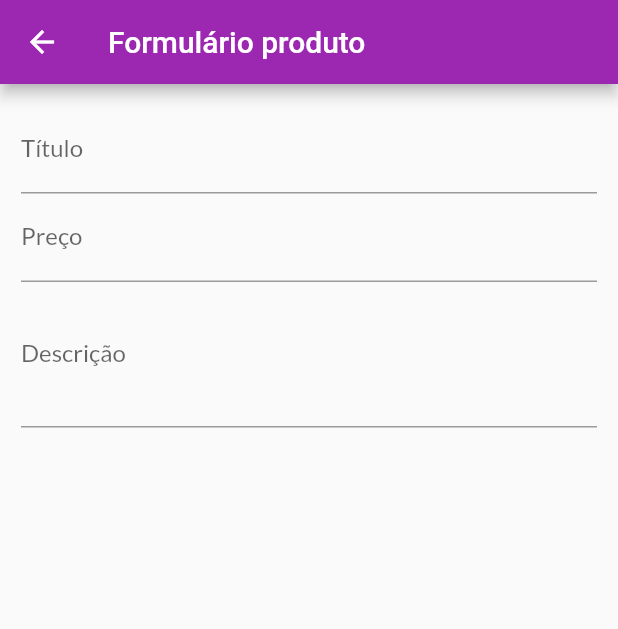
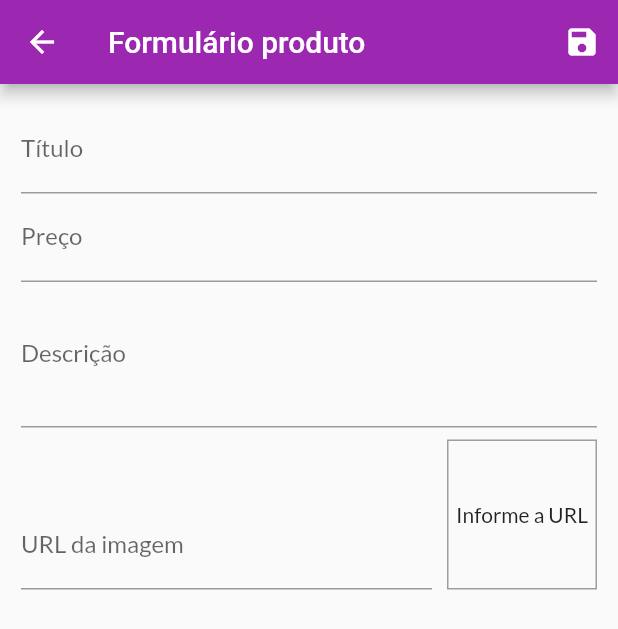
Before and after one commit to hansmboron/loja, a Flutter app: the ProductFormScreen screen opened by its route, on a phone screen of 412 x 824 dp. Shown: the top 629 px of the screen. Run offline on Flutter 3.47's test engine with Material 2 defaults, Android fonts, the phone set to English and light mode, and no system bars; our stand-ins replace cached_network_image, google_fonts; network calls fail.

Commit message:
submetendo formulario

```diff
--- a/lib/pages/product_form_screen.dart
+++ b/lib/pages/product_form_screen.dart
@@ -1,4 +1,7 @@
+import 'dart:math';
+
 import 'package:flutter/material.dart';
+import 'package:shop/providers/product.dart';
 
 class ProductFormScreen extends StatefulWidget {
   @override
@@ -8,12 +11,39 @@ class ProductFormScreen extends StatefulWidget {
 class _ProductFormScreenState extends State<ProductFormScreen> {
   final _priceFocusNode = FocusNode();
   final _descriptionFocusNode = FocusNode();
+  final _imageUrlFocusNode = FocusNode();
+  final _imageUrlController = TextEditingController();
+  final _form = GlobalKey<FormState>();
+  final _formData = Map<String, Object>();
+
+  @override
+  void initState() {
+    super.initState();
+    _imageUrlFocusNode.addListener(_updateImageUrl);
+  }
+
+  void _updateImageUrl() {
+    setState(() {});
+  }
+
+  void _saveForm() {
+    _form.currentState.save();
+    final newProduct = Product(
+      id: Random().nextDouble().toString(),
+      title: _formData['title'],
+      price: _formData['price'],
+      description: _formData['description'],
+      imageUrl: _formData['imageUrl'],
+    );
+  }
 
   @override
   void dispose() {
     super.dispose();
     _priceFocusNode.dispose();
     _descriptionFocusNode.dispose();
+    _imageUrlFocusNode.removeListener(_updateImageUrl);
+    _imageUrlFocusNode.dispose();
   }
 
   @override
@@ -21,10 +51,19 @@ class _ProductFormScreenState extends State<ProductFormScreen> {
     return Scaffold(
       appBar: AppBar(
         title: Text("Formulário produto"),
+        actions: <Widget>[
+          IconButton(
+            icon: Icon(Icons.save),
+            onPressed: () {
+              _saveForm();
+            },
+          )
+        ],
       ),
       body: Padding(
         padding: const EdgeInsets.all(14.0),
         child: Form(
+          key: _form,
           child: ListView(
             children: <Widget>[
               TextFormField(
@@ -33,6 +72,7 @@ class _ProductFormScreenState extends State<ProductFormScreen> {
                 onFieldSubmitted: (_) {
                   FocusScope.of(context).requestFocus(_priceFocusNode);
                 },
+                onSaved: (value) => _formData['title'] = value,
               ),
               TextFormField(
                 decoration: InputDecoration(labelText: "Preço"),
@@ -44,6 +84,7 @@ class _ProductFormScreenState extends State<ProductFormScreen> {
                 onFieldSubmitted: (_) {
                   FocusScope.of(context).requestFocus(_descriptionFocusNode);
                 },
+                onSaved: (value) => _formData['price'] = double.parse(value),
               ),
               TextFormField(
                 decoration: InputDecoration(labelText: "Descrição"),
@@ -51,6 +92,43 @@ class _ProductFormScreenState extends State<ProductFormScreen> {
                 maxLines: 3,
                 keyboardType: TextInputType.multiline,
                 focusNode: _descriptionFocusNode,
+                onSaved: (value) => _formData['description'] = value,
+              ),
+              Row(
+                crossAxisAlignment: CrossAxisAlignment.end,
+                children: <Widget>[
+                  Expanded(
+                    child: TextFormField(
+                      decoration: InputDecoration(labelText: "URL da imagem"),
+                      textInputAction: TextInputAction.done,
+                      keyboardType: TextInputType.url,
+                      focusNode: _imageUrlFocusNode,
+                      controller: _imageUrlController,
+                      onFieldSubmitted: (_) {
+                        _saveForm();
+                      },
+                      onSaved: (value) => _formData['imageUrl'] = value,
+                    ),
+                  ),
+                  Container(
+                    height: 100,
+                    width: 100,
+                    margin: EdgeInsets.only(top: 8, left: 10),
+                    decoration: BoxDecoration(
+                      border: Border.all(
+                        color: Colors.grey,
+                        width: 1,
+                      ),
+                    ),
+                    alignment: Alignment.center,
+                    child: _imageUrlController.text.isEmpty
+                        ? Text("Informe a URL")
+                        : FittedBox(
+                            child: Image.network(_imageUrlController.text),
+                            fit: BoxFit.cover,
+                          ),
+                  ),
+                ],
               ),
             ],
           ),
```
